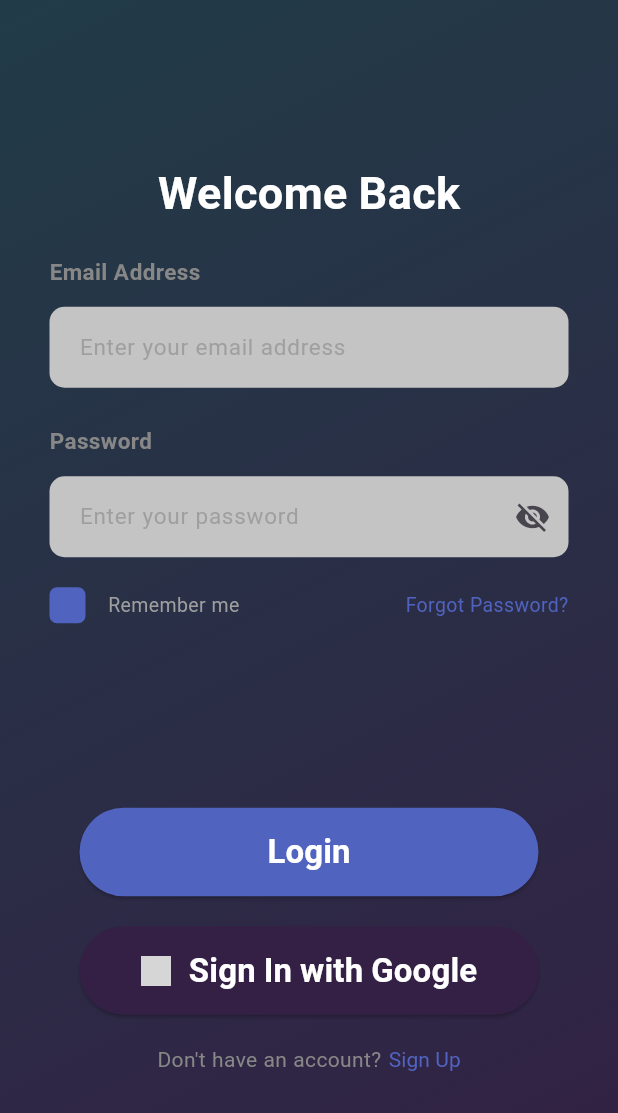
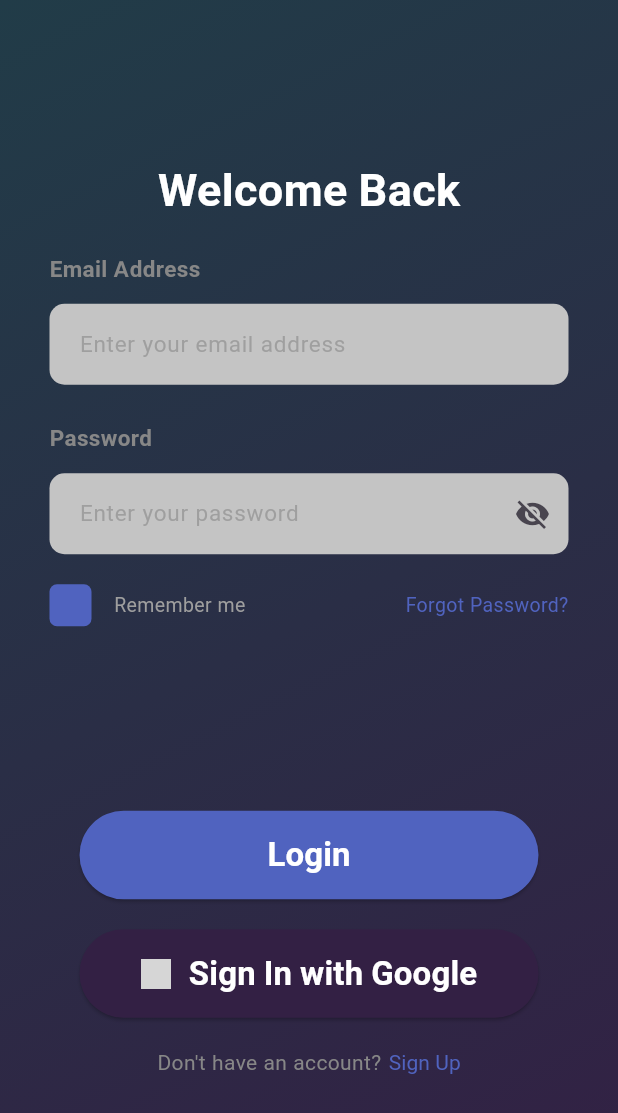
Before and after one commit to Maisho20/Dompet-digital, a Flutter app: the screen it shows after launch, after a tap on "Go to Login Page", on a phone screen of 412 x 824 dp. Shown: the top 1113 px of the screen. Run offline on Flutter 3.47's test engine with Material 3 defaults, Android fonts, the phone set to English and light mode, and no system bars; our stand-ins replace google_fonts; network calls fail; grey boxes are pictures that could not be loaded.

Commit message:
Update Checkbox login page

```diff
--- a/lib/pages/login.dart
+++ b/lib/pages/login.dart
@@ -11,6 +11,7 @@ class LoginPage extends StatefulWidget {
 
 class _LoginPageState extends State<LoginPage> {
   bool passwordVisible = true;
+  bool checkboxValue = false;
 
   @override
   Widget build(BuildContext context) {
@@ -133,11 +134,25 @@ class _LoginPageState extends State<LoginPage> {
                       Row(
                         children: [
                           Container(
-                            width: 24,
-                            height: 24,
+                            width: 28,
+                            height: 28,
                             decoration: BoxDecoration(
                               color: loginBtnColor,
                               borderRadius: BorderRadius.circular(5),
+                            ),
+                            child: Checkbox(
+                              value: checkboxValue,
+                              checkColor: Colors.white,
+                              side: BorderSide(
+                                color: Colors.transparent,
+                              ),
+                              activeColor: loginBtnColor,
+                              tristate: false,
+                              onChanged: (newBool) {
+                                setState(() {
+                                  checkboxValue = newBool!;
+                                });
+                              },
                             ),
                           ),
                           SizedBox(
```
